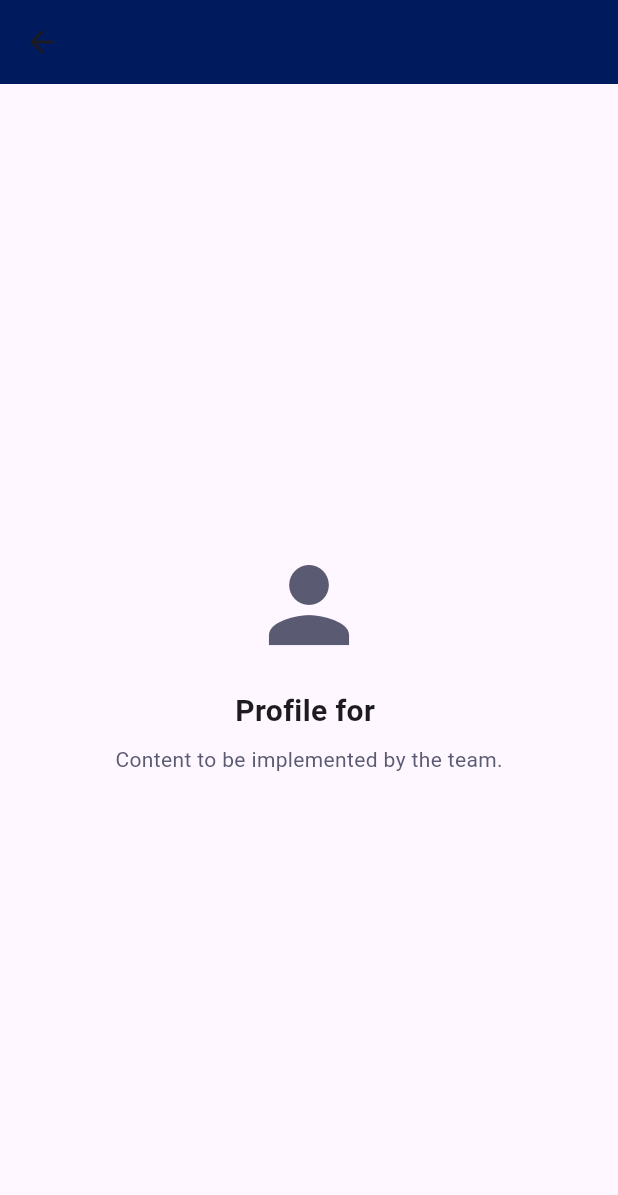
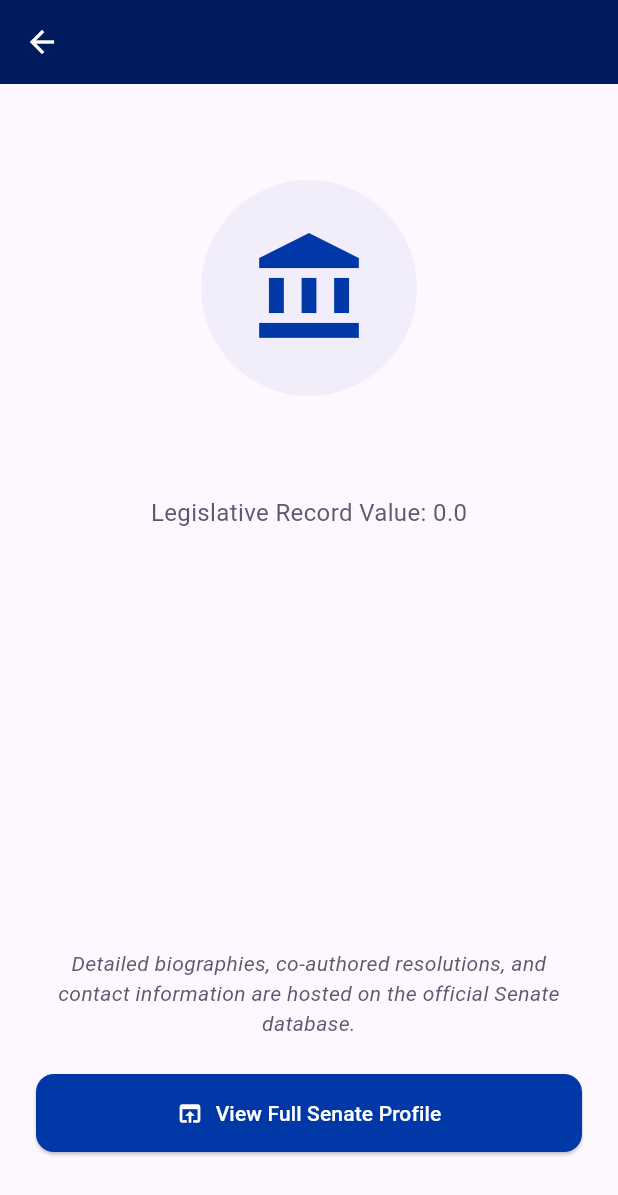
Before and after one commit to Romar-jpg/optivote_ph_mobile_prototype, a Flutter app: the SenatorProfileScreen screen opened directly with empty values, on a phone screen of 412 x 824 dp. Shown: the top 1195 px of the screen. Run offline on Flutter 3.47's test engine with Material 3 defaults, Android fonts, the phone set to English and light mode, and no system bars; our stand-ins replace csv.

Commit message:
feat: added Quick Start UI and url_launcher for Senate profiles

```diff
--- a/lib/senator_profile.dart
+++ b/lib/senator_profile.dart
@@ -1,16 +1,22 @@
 import 'package:flutter/material.dart';
+import 'package:url_launcher/url_launcher.dart';
 import 'app_colors.dart';
 import 'optimizer_engine.dart';
 
-/// TODO:  Implement the detailed profile view for the senators.
-/// You can use the `senator` object to display their legislative record,
-/// biography, and other relevant data.
-/// PWEDE RIN ung kung ano itsura rito: https://senate.gov.ph/senator/Alan-Peter-S.-Cayetano
-/// hanggang sa contact (or biography also ?), then a button? to that link (para mapunta user don)
 class SenatorProfileScreen extends StatelessWidget {
   final Senator senator;
 
   const SenatorProfileScreen({super.key, required this.senator});
+
+  // This formats "Alan Peter S. Cayetano" into "Alan-Peter-S.-Cayetano"
+  Future<void> _launchSenateProfile() async {
+    final String urlSlug = senator.name.replaceAll(' ', '-');
+    final Uri url = Uri.parse('https://senate.gov.ph/senator/$urlSlug');
+
+    if (!await launchUrl(url, mode: LaunchMode.externalApplication)) {
+      throw Exception('Could not launch $url');
+    }
+  }
 
   @override
   Widget build(BuildContext context) {
@@ -18,22 +24,69 @@ class SenatorProfileScreen extends StatelessWidget {
       appBar: AppBar(
         title: Text(senator.name),
         backgroundColor: AppColors.navy,
+        foregroundColor: Colors.white,
       ),
-      body: Center(
+      body: Padding(
+        padding: const EdgeInsets.all(24.0),
         child: Column(
-          mainAxisAlignment: MainAxisAlignment.center,
+          crossAxisAlignment: CrossAxisAlignment.center,
           children: [
-            const Icon(Icons.person, size: 80, color: AppColors.muted),
-            const SizedBox(height: 16),
+            const SizedBox(height: 40),
+            Container(
+              padding: const EdgeInsets.all(32),
+              decoration: BoxDecoration(
+                color: AppColors.phBlue.withValues(alpha: 0.05),
+                shape: BoxShape.circle,
+              ),
+              child: const Icon(
+                Icons.account_balance,
+                size: 80,
+                color: AppColors.phBlue,
+              ),
+            ),
+            const SizedBox(height: 24),
             Text(
-              "Profile for ${senator.name}",
-              style: const TextStyle(fontSize: 20, fontWeight: FontWeight.bold),
+              senator.name,
+              textAlign: TextAlign.center,
+              style: const TextStyle(
+                fontSize: 24,
+                fontWeight: FontWeight.bold,
+                color: AppColors.navy,
+              ),
             ),
             const SizedBox(height: 8),
+            Text(
+              "Legislative Record Value: ${senator.v}",
+              style: const TextStyle(fontSize: 16, color: AppColors.muted),
+            ),
+            const Spacer(),
             const Text(
-              "Content to be implemented by the team.",
-              style: TextStyle(color: AppColors.muted),
+              "Detailed biographies, co-authored resolutions, and contact information are hosted on the official Senate database.",
+              textAlign: TextAlign.center,
+              style: TextStyle(
+                fontSize: 14,
+                color: AppColors.muted,
+                fontStyle: FontStyle.italic,
+              ),
             ),
+            const SizedBox(height: 24),
+            SizedBox(
+              width: double.infinity,
+              child: ElevatedButton.icon(
+                onPressed: _launchSenateProfile,
+                icon: const Icon(Icons.open_in_browser),
+                label: const Text('View Full Senate Profile'),
+                style: ElevatedButton.styleFrom(
+                  backgroundColor: AppColors.phBlue,
+                  foregroundColor: Colors.white,
+                  padding: const EdgeInsets.symmetric(vertical: 16),
+                  shape: RoundedRectangleBorder(
+                    borderRadius: BorderRadius.circular(12),
+                  ),
+                ),
+              ),
+            ),
+            const SizedBox(height: 32),
           ],
         ),
       ),
--- a/pubspec.yaml
+++ b/pubspec.yaml
@@ -35,6 +35,7 @@ dependencies:
   # The following adds the Cupertino Icons font to your application.
   # Use with the CupertinoIcons class for iOS style icons.
   cupertino_icons: ^1.0.8
+  url_launcher: ^6.3.2
 
 dev_dependencies:
   flutter_test:
```
Also changed, not shown: lib/main.dart (+187 -64 lines), pubspec.lock, 5 other files.
